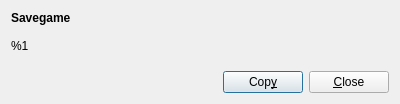
Old version of the form SavegameDialog.ui in the repository SyDevTeam/gta5view.
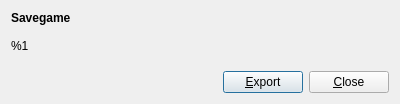
New version of the form.

Diff of the .ui file:
```diff
--- a/SavegameDialog.ui
+++ b/SavegameDialog.ui
@@ -16,27 +16,23 @@
   <layout class="QVBoxLayout" name="vlSavegameDialog">
    <item>
     <widget class="QLabel" name="labSavegameText">
+     <property name="sizePolicy">
+      <sizepolicy hsizetype="Preferred" vsizetype="Expanding">
+       <horstretch>0</horstretch>
+       <verstretch>0</verstretch>
+      </sizepolicy>
+     </property>
      <property name="text">
       <string>&lt;span style=&quot; font-weight:600;&quot;&gt;Savegame&lt;/span&gt;&lt;br&gt;&lt;br&gt;%1</string>
      </property>
+     <property name="alignment">
+      <set>Qt::AlignLeading|Qt::AlignLeft|Qt::AlignTop</set>
+     </property>
      <property name="wordWrap">
       <bool>true</bool>
      </property>
     </widget>
    </item>
-   <item>
-    <spacer name="vsSavegameDialog">
-     <property name="orientation">
-      <enum>Qt::Vertical</enum>
-     </property>
-     <property name="sizeHint" stdset="0">
-      <size>
-       <width>0</width>
-       <height>3</height>
-      </size>
-     </property>
-    </spacer>
-   </item>
    <item>
     <layout class="QHBoxLayout" name="hlButtons">
      <item>
@@ -55,7 +51,7 @@
      <item>
       <widget class="QPushButton" name="cmdCopy">
        <property name="text">
-        <string>Cop&amp;y</string>
+        <string>&amp;Export</string>
        </property>
       </widget>
      </item>
```
